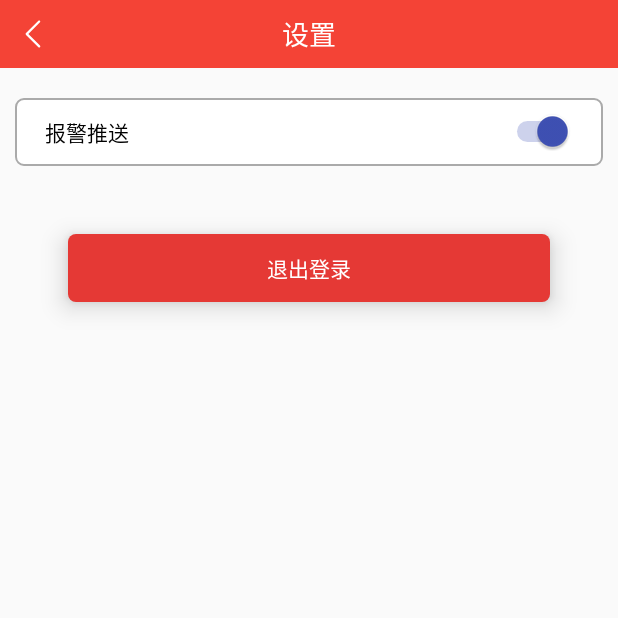
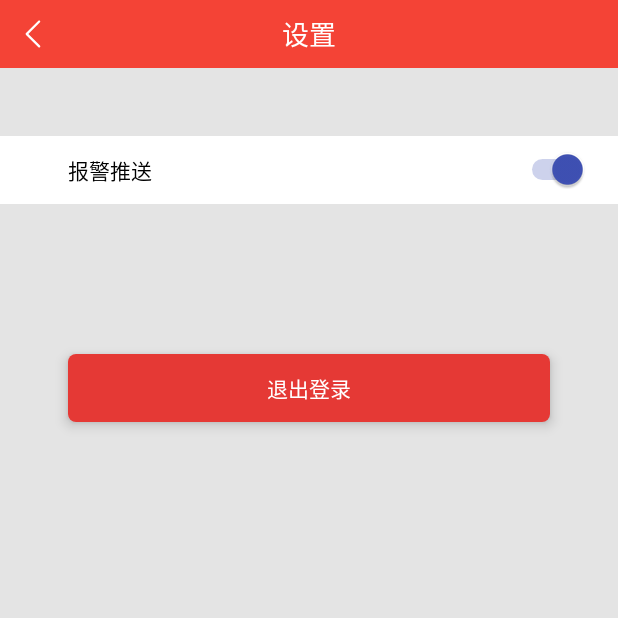
Before and after one commit to luozifu/NetTank, an Android app: the SettingActivity screen opened directly, with no data from a screen before it, on a phone screen of 412 x 824 dp, the top half of it. Run offline under Robolectric (Android 15) with nearby library versions, the phone set to English and light mode, and no system bars; our stand-ins replace ButterKnife.

Commit message:
修改界面颜色及接口地址添加

```diff
--- a/app/src/main/java/com/miaoxing/nettank/net/ApiClient.java
+++ b/app/src/main/java/com/miaoxing/nettank/net/ApiClient.java
@@ -1,7 +1,6 @@
 package com.miaoxing.nettank.net;
 
 
-import okhttp3.OkHttpClient;
 import retrofit2.Retrofit;
 import retrofit2.adapter.rxjava2.RxJava2CallAdapterFactory;
 import retrofit2.converter.gson.GsonConverterFactory;
@@ -16,7 +15,7 @@ public class ApiClient {
 
     public static ApiService getService() {
         Retrofit retrofit = new Retrofit.Builder()
-                .baseUrl("")
+                .baseUrl("http://youguan.mx5918.com/Api/")
                 .addConverterFactory(ScalarsConverterFactory.create())
                 .addConverterFactory(GsonConverterFactory.create())
                 .addCallAdapterFactory(RxJava2CallAdapterFactory.create())
--- a/app/src/main/res/drawable/sl_reset.xml
+++ b/app/src/main/res/drawable/sl_reset.xml
@@ -2,7 +2,7 @@
 <selector xmlns:android="http://schemas.android.com/apk/res/android">
     <item android:state_pressed="false">
         <shape android:shape="rectangle" >
-            <solid android:color="#ff0000"/>
+            <solid android:color="#F92320"/>
             <corners android:radius="2dp"/>
         </shape>
     </item>
--- a/app/src/main/res/drawable/sl_search.xml
+++ b/app/src/main/res/drawable/sl_search.xml
@@ -2,13 +2,13 @@
 <selector xmlns:android="http://schemas.android.com/apk/res/android">
     <item android:state_pressed="false">
         <shape android:shape="rectangle" >
-            <solid android:color="@color/colorPrimaryDark"/>
+            <solid android:color="#5AB102"/>
             <corners android:radius="2dp"/>
         </shape>
     </item>
     <item android:state_pressed="true">
         <shape android:shape="rectangle" >
-            <solid android:color="@color/colorPrimary"/>
+            <solid android:color="#5AB166"/>
             <corners android:radius="2dp"/>
         </shape>
     </item>
--- a/app/src/main/res/layout/activity_setting.xml
+++ b/app/src/main/res/layout/activity_setting.xml
@@ -4,7 +4,8 @@
     android:layout_width="match_parent"
     android:layout_height="match_parent"
     tools:context=".ui.setting.SettingActivity"
-    android:orientation="vertical">
+    android:orientation="vertical"
+    android:background="@color/bg_gray">
     <RelativeLayout
         android:layout_width="match_parent"
         android:layout_height="@dimen/title_bar_height"
@@ -30,16 +31,14 @@
     <RelativeLayout
         android:layout_width="match_parent"
         android:layout_height="@dimen/title_bar_height"
-        android:background="@drawable/s_bg_5dp"
-        android:layout_marginTop="@dimen/space_l"
-        android:layout_marginLeft="@dimen/space_m"
-        android:layout_marginRight="@dimen/space_m">
+        android:layout_marginTop="@dimen/title_bar_height"
+        android:background="@color/white">
         <TextView
             android:layout_width="wrap_content"
             android:layout_height="wrap_content"
             android:layout_centerVertical="true"
             android:text="@string/alarm_push"
-            android:layout_marginLeft="@dimen/space_l"/>
+            android:layout_marginLeft="@dimen/title_bar_height"/>
         <Switch
             android:id="@+id/sw"
             android:layout_width="wrap_content"
@@ -55,10 +54,10 @@
         android:layout_height="@dimen/title_bar_height"
         android:layout_marginLeft="@dimen/title_bar_height"
         android:layout_marginRight="@dimen/title_bar_height"
-        android:layout_marginTop="@dimen/title_bar_height"
+        android:layout_marginTop="100dp"
         android:text="@string/quit"
         android:textColor="@color/white"
         android:gravity="center"
-        android:elevation="@dimen/space_m"
+        android:elevation="@dimen/space_s"
         android:background="@drawable/sl_quit"/>
 </LinearLayout>
--- a/app/src/main/res/layout/fragment_station_delivery.xml
+++ b/app/src/main/res/layout/fragment_station_delivery.xml
@@ -3,7 +3,8 @@
     android:layout_width="match_parent"
     android:layout_height="match_parent"
     tools:context="com.miaoxing.nettank.ui.info.StationDeliveryFragment"
-    android:orientation="vertical">
+    android:orientation="vertical"
+    android:background="@color/bg_gray">
 
     <RelativeLayout
         android:layout_marginTop="@dimen/space_l"
--- a/app/src/main/res/layout/fragment_station_detail.xml
+++ b/app/src/main/res/layout/fragment_station_detail.xml
@@ -3,7 +3,8 @@
     android:layout_width="match_parent"
     android:layout_height="match_parent"
     tools:context="com.miaoxing.nettank.ui.info.StationDetailFragment"
-    android:orientation="vertical">
+    android:orientation="vertical"
+    android:background="@color/bg_gray">
     <TextView
         android:id="@+id/tv_collect_time"
         android:layout_width="match_parent"
@@ -25,7 +26,6 @@
         android:id="@+id/rv_tank"
         android:layout_width="match_parent"
         android:layout_height="match_parent"
-        android:background="#eeeeee"
         android:padding="@dimen/space_m">
 
     </androidx.recyclerview.widget.RecyclerView>
--- a/app/src/main/res/layout/recycler_histogram.xml
+++ b/app/src/main/res/layout/recycler_histogram.xml
@@ -20,13 +20,13 @@
         <TextView
             android:layout_width="match_parent"
             android:layout_height="match_parent"
-            android:background="#ffebee"/>
+            android:background="#EEEEEE"/>
         <TextView
             android:id="@+id/tv_fuel"
             android:layout_width="match_parent"
             android:layout_height="0dp"
             android:layout_alignParentBottom="true"
-            android:background="#00ff00"/>
+            android:background="#4DBA79"/>
     </RelativeLayout>
     <TextView
         android:id="@+id/tv_fuel_vol"
--- a/app/src/main/res/values/colors.xml
+++ b/app/src/main/res/values/colors.xml
@@ -9,4 +9,5 @@
     <color name="tertiaryText">#999999</color>
 
     <color name="white">#ffffff</color>
+    <color name="bg_gray">#E4E4E4</color>
 </resources>
```
Also changed, not shown: app/src/main/res/layout/fragment_station_alarm.xml (deleted, +0 -9 lines).
